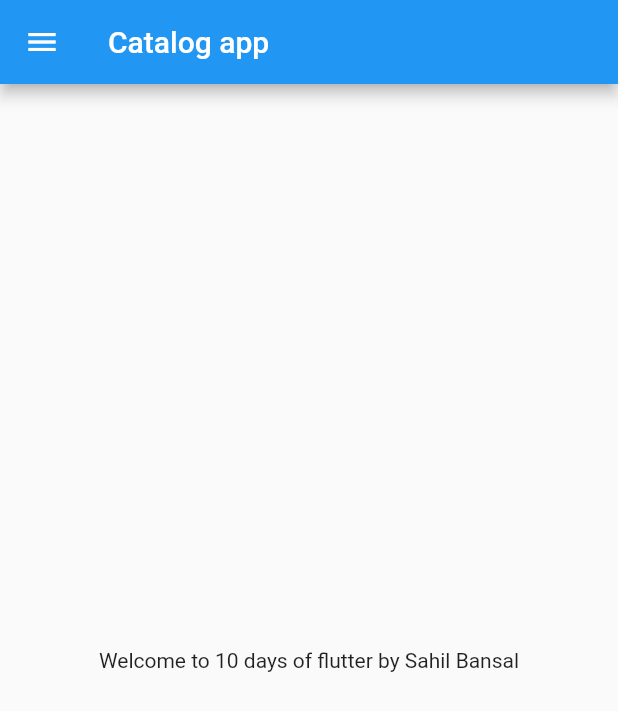
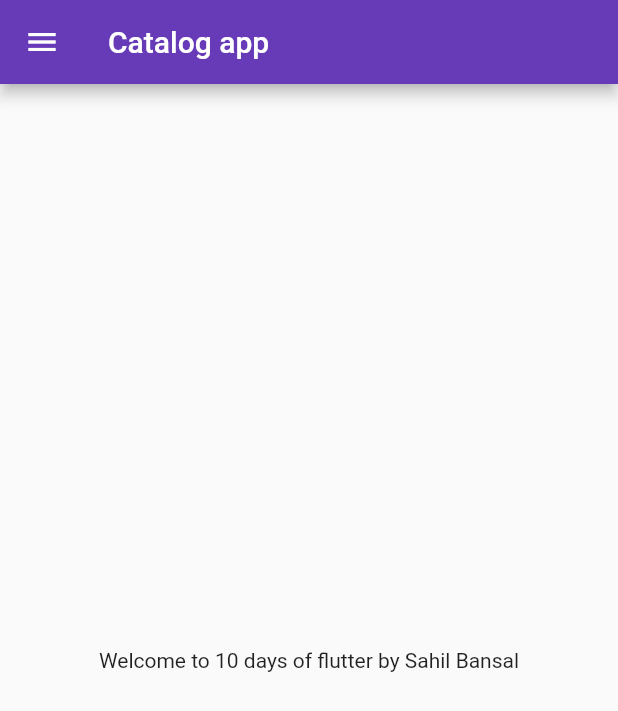
Before and after one commit to sahilbansal123-lang/Flutter-project, a Flutter app: the screen it shows after launch, on a phone screen of 412 x 824 dp. Shown: the top 711 px of the screen. Run offline on Flutter 3.47's test engine with Material 2 defaults, Android fonts, the phone set to English and light mode, and no system bars.

Commit message:
Day 3 completed

```diff
--- a/lib/main.dart
+++ b/lib/main.dart
@@ -1,5 +1,6 @@
 import 'package:flutter/material.dart';
-import 'package:flutter_application_1/home_page.dart';
+import 'package:flutter_application_1/pages/login_page.dart';
+import 'pages/home_page.dart';
 
 void main() {
   runApp(MyApp());
@@ -9,7 +10,21 @@ class MyApp extends StatelessWidget {
   @override
   Widget build(BuildContext context) {
     return MaterialApp(
-      home: HomePage(),
+      // home: HomePage(),
+      theme: ThemeData(
+        primarySwatch: Colors.deepPurple,
+      ),
+      themeMode: ThemeMode.light,
+      darkTheme: ThemeData(
+        brightness: Brightness.dark,
+      ),
+      initialRoute: "/home",
+
+      routes: {
+        "/": (context) => LoginPage(),
+        "/home": (context) => HomePage(),
+        "/login": (context) => LoginPage()
+      },
     );
   }
 }
```
Also changed, not shown: lib/pages/login_page.dart (added, +19 -0 lines), lib/pages/home_page.dart (line endings or trailing spaces), 1 other file.
